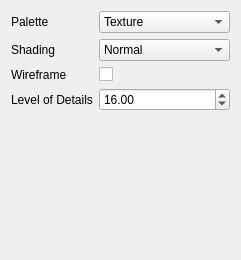
Qt form TerrainViewer/parameterdock.ui (mgaillard/TerrainViewerWidget) before a commit.
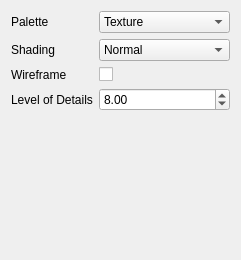
The same form after that commit.

Diff of the .ui file:
```diff
--- a/TerrainViewer/parameterdock.ui
+++ b/TerrainViewer/parameterdock.ui
@@ -86,13 +86,13 @@
     <item row="3" column="1">
      <widget class="QDoubleSpinBox" name="lodDoubleSpinBox">
       <property name="minimum">
-       <double>4.000000000000000</double>
+       <double>1.000000000000000</double>
       </property>
       <property name="maximum">
        <double>128.000000000000000</double>
       </property>
       <property name="value">
-       <double>16.000000000000000</double>
+       <double>8.000000000000000</double>
       </property>
      </widget>
     </item>
```
